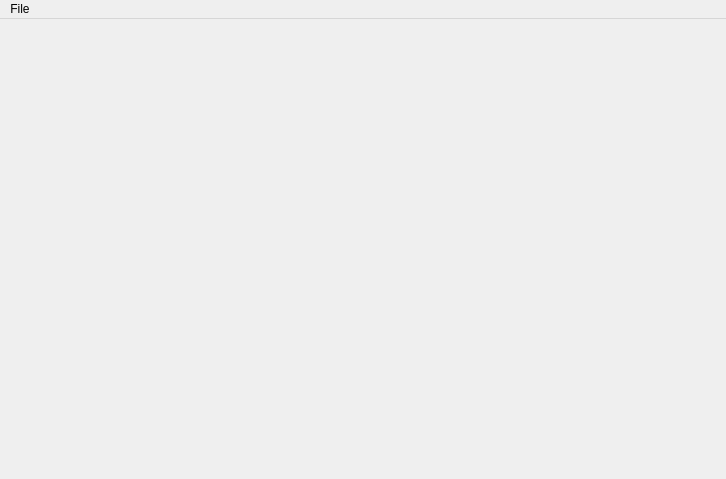
Before: the Qt Designer form ComputerVision/Labs/Filters/mainwindow.ui in alinasmirnova/cvlabs, drawn with Qt 5.
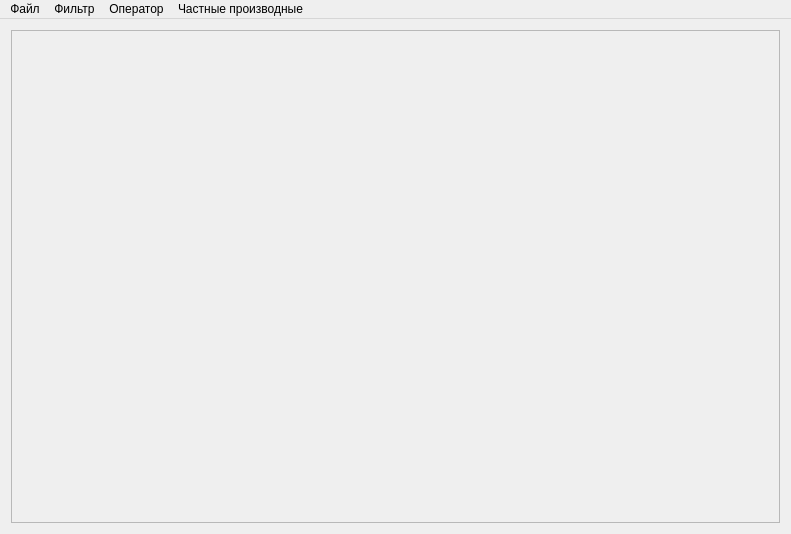
After: the same form once the commit is applied.

Commit message: lab1 interface and sobel operator fix

Patch:
```diff
--- a/ComputerVision/Labs/Filters/mainwindow.ui
+++ b/ComputerVision/Labs/Filters/mainwindow.ui
@@ -6,8 +6,8 @@
    <rect>
     <x>0</x>
     <y>0</y>
-    <width>726</width>
-    <height>479</height>
+    <width>791</width>
+    <height>534</height>
    </rect>
   </property>
   <property name="sizePolicy">
@@ -26,50 +26,123 @@
      <verstretch>0</verstretch>
     </sizepolicy>
    </property>
-   <widget class="QWidget" name="horizontalLayoutWidget">
-    <property name="geometry">
-     <rect>
-      <x>10</x>
-      <y>10</y>
-      <width>701</width>
-      <height>441</height>
-     </rect>
-    </property>
-    <layout class="QHBoxLayout" name="horizontalLayout">
-     <item>
-      <widget class="QLabel" name="result">
-       <property name="sizePolicy">
-        <sizepolicy hsizetype="Preferred" vsizetype="Preferred">
-         <horstretch>0</horstretch>
-         <verstretch>0</verstretch>
-        </sizepolicy>
+   <layout class="QHBoxLayout" name="horizontalLayout_2">
+    <item>
+     <widget class="QScrollArea" name="scrollArea">
+      <property name="widgetResizable">
+       <bool>true</bool>
+      </property>
+      <widget class="QWidget" name="scrollAreaWidgetContents">
+       <property name="geometry">
+        <rect>
+         <x>0</x>
+         <y>0</y>
+         <width>771</width>
+         <height>493</height>
+        </rect>
        </property>
-       <property name="text">
-        <string/>
-       </property>
+       <layout class="QHBoxLayout" name="horizontalLayout">
+        <item>
+         <widget class="QLabel" name="result">
+          <property name="text">
+           <string/>
+          </property>
+         </widget>
+        </item>
+       </layout>
       </widget>
-     </item>
-    </layout>
-   </widget>
-   <zorder>result</zorder>
-   <zorder>horizontalLayoutWidget</zorder>
+     </widget>
+    </item>
+   </layout>
   </widget>
   <widget class="QMenuBar" name="menuBar">
    <property name="geometry">
     <rect>
      <x>0</x>
      <y>0</y>
-     <width>726</width>
+     <width>791</width>
      <height>21</height>
     </rect>
    </property>
    <widget class="QMenu" name="menu">
     <property name="title">
-     <string>File</string>
+     <string>Файл</string>
     </property>
     <addaction name="openFile"/>
    </widget>
+   <widget class="QMenu" name="filter">
+    <property name="title">
+     <string>Фильтр</string>
+    </property>
+    <widget class="QMenu" name="shift">
+     <property name="title">
+      <string>Сдвиг</string>
+     </property>
+     <addaction name="shiftLeft"/>
+     <addaction name="shiftRight"/>
+     <addaction name="shiftTop"/>
+     <addaction name="shiftBottom"/>
+    </widget>
+    <widget class="QMenu" name="gaussMenu">
+     <property name="title">
+      <string>Гаусс</string>
+     </property>
+     <addaction name="gauss"/>
+     <addaction name="gaussSep"/>
+    </widget>
+    <addaction name="shift"/>
+    <addaction name="blur"/>
+    <addaction name="gaussMenu"/>
+   </widget>
+   <widget class="QMenu" name="operators">
+    <property name="title">
+     <string>Оператор</string>
+    </property>
+    <widget class="QMenu" name="sobelMenu">
+     <property name="title">
+      <string>Собель</string>
+     </property>
+     <addaction name="sobel"/>
+     <addaction name="sobelSep"/>
+    </widget>
+    <addaction name="sobelMenu"/>
+   </widget>
+   <widget class="QMenu" name="derivatives">
+    <property name="title">
+     <string>Частные производные</string>
+    </property>
+    <widget class="QMenu" name="sobelDerMenu">
+     <property name="title">
+      <string>Собель</string>
+     </property>
+     <addaction name="sobelX"/>
+     <addaction name="sobelY"/>
+     <addaction name="separator"/>
+     <addaction name="sobelXSep"/>
+     <addaction name="sobelYSep"/>
+    </widget>
+    <widget class="QMenu" name="pruitMenu">
+     <property name="title">
+      <string>Прюитт</string>
+     </property>
+     <addaction name="pruitX"/>
+     <addaction name="pruitY"/>
+    </widget>
+    <widget class="QMenu" name="sharrMenu">
+     <property name="title">
+      <string>Щарр</string>
+     </property>
+     <addaction name="sharrX"/>
+     <addaction name="sharrY"/>
+    </widget>
+    <addaction name="sobelDerMenu"/>
+    <addaction name="pruitMenu"/>
+    <addaction name="sharrMenu"/>
+   </widget>
    <addaction name="menu"/>
+   <addaction name="filter"/>
+   <addaction name="operators"/>
+   <addaction name="derivatives"/>
   </widget>
   <action name="openFile">
    <property name="text">
```
Left out of the diff: 107 changed lines with no effect on the pictures. The commit also changes 8 other files.
